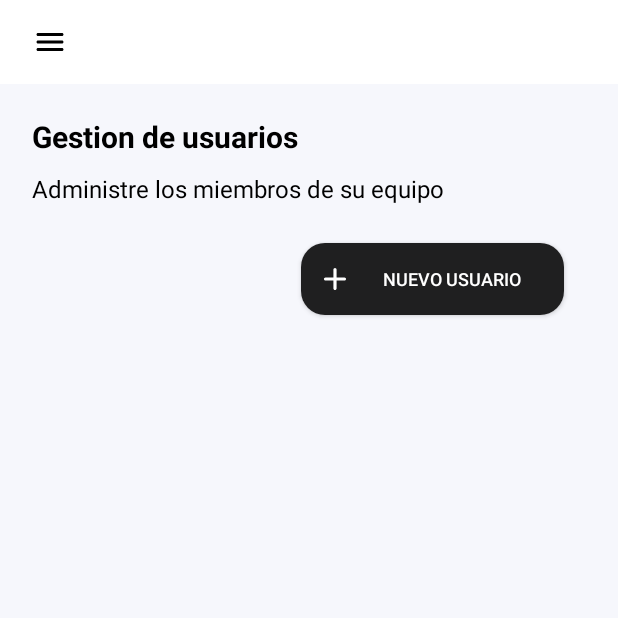
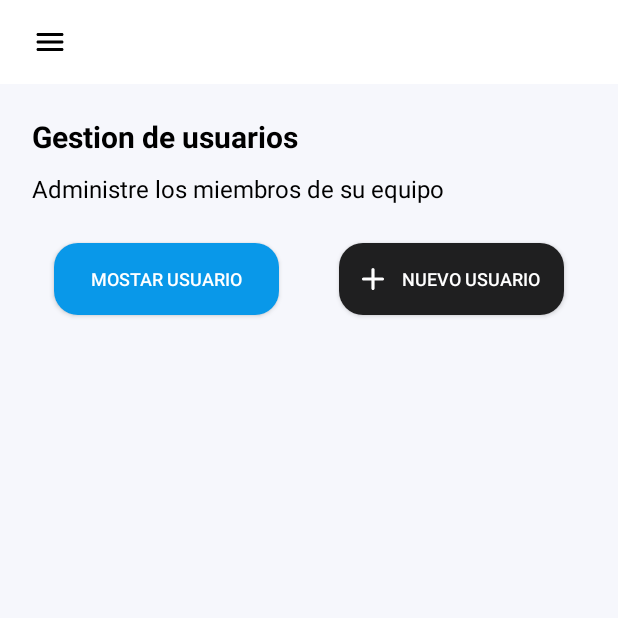
Before and after one commit to hugh128/Burbujas, an Android app: the fragment OptionsFragment placed in its activity, on a phone screen of 412 x 824 dp, the top half of it. Run offline under Robolectric (Android 15) with nearby library versions, the phone set to English and light mode, and no system bars.

Commit message:
Creado metodo para mostrar usuarios almacenado en la db

```diff
--- a/app/src/main/java/data/models/BaseDatos.kt
+++ b/app/src/main/java/data/models/BaseDatos.kt
@@ -104,7 +104,7 @@ class BaseDatos(context: Context): SQLiteOpenHelper(context, DATABASE_NAME, null
                 val usuario = cursor.getString(cursor.getColumnIndex("usuario"))
                 val password = cursor.getString(cursor.getColumnIndex("password"))
                 val tipo = cursor.getString(cursor.getColumnIndex("tipo"))
-                val fechaCreacion = cursor.getString(cursor.getColumnIndex("fecha_creacion"))
+                val fechaCreacion = cursor.getString(cursor.getColumnIndex("fechaCreacion"))
                 listaUsuarios.add(Usuario(id, nombre, usuario, password, tipo, fechaCreacion))
             } while (cursor.moveToNext())
         }
--- a/app/src/main/java/gt/com/burbujas/AgregarUsuarioActivity.kt
+++ b/app/src/main/java/gt/com/burbujas/AgregarUsuarioActivity.kt
@@ -1,7 +1,6 @@
 package gt.com.burbujas
 
 import android.os.Bundle
-import android.view.View
 import android.widget.ArrayAdapter
 import android.widget.Button
 import android.widget.EditText
@@ -16,7 +15,7 @@ class AgregarUsuarioActivity : AppCompatActivity() {
 
     override fun onCreate(savedInstanceState: Bundle?) {
         super.onCreate(savedInstanceState)
-        setContentView(R.layout.fragment_nuevo_usuario) // Cambia esto a tu nuevo layout
+        setContentView(R.layout.fragment_nuevo_usuario)
 
         val nombreEditText = findViewById<EditText>(R.id.txtNombre)
         val usuarioEditText = findViewById<EditText>(R.id.txtUsuario)
@@ -25,7 +24,6 @@ class AgregarUsuarioActivity : AppCompatActivity() {
         val agregarButton = findViewById<Button>(R.id.btnAgregar)
         val btnSalir = findViewById<Button>(R.id.btnSalir)
 
-        // Agregar la opción vacía al Spinner
         val opciones = arrayOf("", "Administrador", "Usuario")
         val adapter = ArrayAdapter(this, android.R.layout.simple_spinner_item, opciones)
         adapter.setDropDownViewResource(android.R.layout.simple_spinner_dropdown_item)
@@ -37,7 +35,6 @@ class AgregarUsuarioActivity : AppCompatActivity() {
             val password = passwordEditText.text.toString().trim()
             val tipo = tipoSpinner.selectedItem.toString()
 
-            // Verificar si los campos están vacíos
             if (nombre.isEmpty() || usuario.isEmpty() || password.isEmpty() || tipo.isEmpty()) {
                 Toast.makeText(this, "Todos los campos son obligatorios", Toast.LENGTH_SHORT).show()
                 return@setOnClickListener
--- a/app/src/main/res/layout/fragment_login.xml
+++ /dev/null
@@ -1,6 +0,0 @@
-<?xml version="1.0" encoding="utf-8"?>
-<androidx.constraintlayout.widget.ConstraintLayout xmlns:android="http://schemas.android.com/apk/res/android"
-    android:layout_width="match_parent"
-    android:layout_height="match_parent">
-
-</androidx.constraintlayout.widget.ConstraintLayout>
--- a/app/src/main/res/layout/fragment_options.xml
+++ b/app/src/main/res/layout/fragment_options.xml
@@ -42,12 +42,23 @@
         android:layout_height="wrap_content"
         android:layout_below="@+id/topHeader"
         android:orientation="horizontal"
-        android:gravity="end"
+        android:gravity="center"
         >
 
         <Button
+            android:id="@+id/btnMostrarUsuarios"
+            android:layout_width="150dp"
+            android:layout_height="wrap_content"
+            android:text="Mostar Usuario"
+            android:textSize="12dp"
+            android:textColor="@color/white"
+            android:layout_margin="20dp"
+            android:background="@drawable/rounded_button4"
+            />
+
+        <Button
             android:id="@+id/btnAgregarUsuario"
-            android:layout_width="175dp"
+            android:layout_width="150dp"
             android:layout_height="wrap_content"
             android:text="Nuevo Usuario"
             android:textSize="12dp"
@@ -71,7 +82,7 @@
 
             <TableLayout
                 android:background="@color/white"
-                android:id="@+id/table_layout_records"
+                android:id="@+id/tablaUsuarios"
                 android:layout_width="wrap_content"
                 android:layout_height="wrap_content"
                 android:stretchColumns="1"
```
Also changed, not shown: app/src/main/java/gt/com/burbujas/OptionsFragment.kt (+52 -1 lines).
